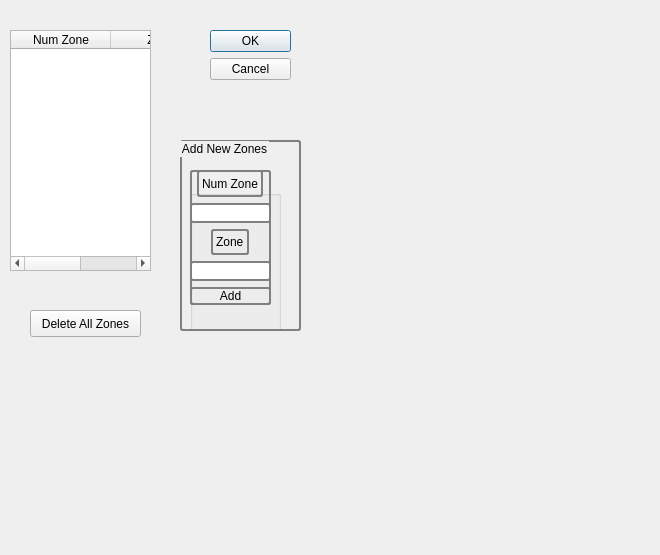
Above: editZone.ui from rbistolfi/gps-tracking before the change. Below: the same form after it.
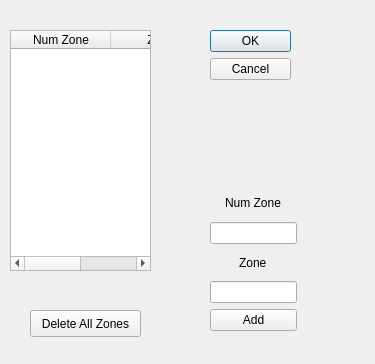
That is the form after the change.

```diff
--- a/editZone.ui
+++ b/editZone.ui
@@ -6,8 +6,8 @@
    <rect>
     <x>0</x>
     <y>0</y>
-    <width>660</width>
-    <height>555</height>
+    <width>375</width>
+    <height>364</height>
    </rect>
   </property>
   <property name="windowTitle">
@@ -62,29 +62,13 @@
     <string>Delete All Zones</string>
    </property>
   </widget>
-  <widget class="QGroupBox" name="groupBox">
+  <widget class="QWidget" name="layoutWidget">
    <property name="geometry">
     <rect>
-     <x>180</x>
-     <y>140</y>
-     <width>121</width>
-     <height>191</height>
-    </rect>
-   </property>
-   <property name="styleSheet">
-    <string notr="true">border: 2px solid gray; 
-     border-radius: 3px;</string>
-   </property>
-   <property name="title">
-    <string>Add New Zones</string>
-   </property>
-   <widget class="QWidget" name="">
-    <property name="geometry">
-     <rect>
-      <x>10</x>
-      <y>30</y>
-      <width>81</width>
-      <height>135</height>
+     <x>210</x>
+     <y>190</y>
+     <width>87</width>
+     <height>141</height>
      </rect>
     </property>
     <layout class="QVBoxLayout" name="verticalLayout_2">
@@ -117,28 +101,6 @@
      </item>
     </layout>
    </widget>
-  </widget>
-  <widget class="QGroupBox" name="">
-   <property name="geometry">
-    <rect>
-     <x>190</x>
-     <y>190</y>
-     <width>91</width>
-     <height>141</height>
-    </rect>
-   </property>
-   <layout class="QVBoxLayout" name="verticalLayout"/>
-  </widget>
-  <zorder>buttonBox</zorder>
-  <zorder>tblZone</zorder>
-  <zorder>btnDeleteZone</zorder>
-  <zorder>label_2</zorder>
-  <zorder>lnZone</zorder>
-  <zorder>btnAdd</zorder>
-  <zorder>lnNumZone</zorder>
-  <zorder>label</zorder>
-  <zorder>label</zorder>
-  <zorder>groupBox</zorder>
  </widget>
  <resources/>
  <connections>
```
Lines whose indentation alone changed are shown as unchanged.
